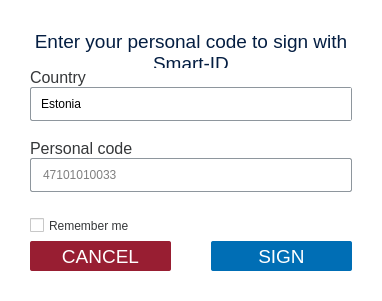
This is client/dialogs/SmartIDDialog.ui in open-eid/DigiDoc4-Client as Qt 5 draws it before an edit. The edited form follows.
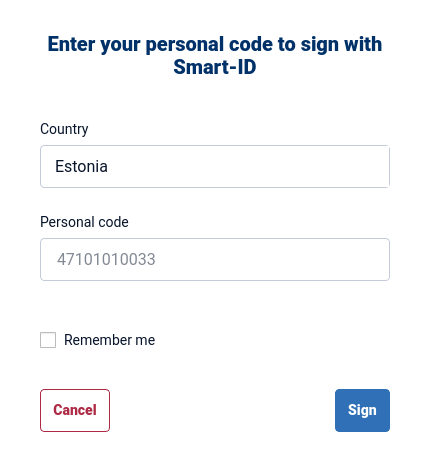
This is the edited form. Icons and pictures are not drawn. Custom widgets are drawn as their Qt base class.

Commit message:
Update dialogs with new UI guidlines (#1298)
* SmartID
* MobileID
* MobileProgress
* PinPopup
* PinUnblock
* RoleAddress

IB-7965

Diff of the .ui file:
```diff
--- a/client/dialogs/SmartIDDialog.ui
+++ b/client/dialogs/SmartIDDialog.ui
@@ -9,8 +9,8 @@
    <rect>
     <x>0</x>
     <y>0</y>
-    <width>382</width>
-    <height>301</height>
+    <width>430</width>
+    <height>455</height>
    </rect>
   </property>
   <property name="windowTitle">
@@ -18,35 +18,48 @@
   </property>
   <property name="styleSheet">
    <string notr="true">QWidget {
+font-family: Roboto, Helvetica;
+font-size: 14px;
+}
+#SmartIDDialog {
 background-color: #FFFFFF;
-color: #000000;
-border-radius: 2px;
+border-radius: 4px;
 }
-QLineEdit, QComboBox {
-padding: 0px 10px;
-border: 1px solid #8E969D;
-border-radius: 2px;
+#label {
+color: #003168;
+font-size: 20px;
+font-weight: 700;
 }
 #labelCode, #labelCountry {
-color: #353739
+color: #07142A;
 }
 #errorCode, #errorCountry {
-color: #c53e3e
+color: #AD2A45;
+}
+QLineEdit, QComboBox {
+padding: 10px 14px;
+border: 1px solid #C4CBD8;
+border-radius: 4px;
+color: #07142A;
+placeholder-text-color: #607496;
+font-size: 16px;
 }
 QComboBox QWidget#popup {
 background-color: transparent;
 }
 QComboBox QWidget#content {
-border: 1px solid #8E969D;
-border-radius: 2px;
+border: 1px solid #C4CBD8;
+border-radius: 4px;
 background-color: #FFFFFF;
 }
 QComboBox QPushButton {
 margin: 3px;
-padding: 0px 8px 0px 4px;
+padding: 0px 12px 0px 4px;
 border: 0px;
-color: #353739;
+color: #07142A;
 text-align: left;
+font-weight: normal;
+font-size: 16px;
 qproperty-iconSize: 14px 9px;
 qproperty-layoutDirection: RightToLeft;
 }
@@ -72,51 +85,92 @@
 left: 1px;
 }
 QCheckBox {
-min-height: 31px;
-spacing: 5px;
+spacing: 8px;
+color: #07142A;
+border: none; /*Workaround for right padding*/
 }
 QCheckBox:disabled {
-color: #727679;
+color: #C4CBD8;
 }
 QCheckBox::indicator {
-width: 14px;
-height: 14px;
+width: 16px;
+height: 16px;
 }
 QCheckBox::indicator:unchecked {
-image: url(:/images/icon_checkbox.png);
+image: url(:/images/icon_checkbox.svg);
+}
+QCheckBox::indicator:unchecked:hover {
+image: url(:/images/icon_checkbox_active.svg);
+}
+QCheckBox::indicator:unchecked:disabled {
+image: url(:/images/icon_checkbox_disabled.svg);
 }
 QCheckBox::indicator:checked {
-image: url(:/images/icon_checkbox_check.png);
+image: url(:/images/icon_checkbox_check.svg);
+}
+QCheckBox::indicator:checked:hover {
+image: url(:/images/icon_checkbox_check_active.svg);
+}
+QCheckBox::indicator:checked:disabled {
+image: url(:/images/icon_checkbox_check_disabled.svg);
+}
+QPushButton {
+padding: 12px 12px;
+border-radius: 4px;
+border: 1px solid #AD2A45;
+color: #AD2A45;
+font-weight: 700;
+}
+QPushButton:hover {
+background-color: #F5EBED;
+}
+QPushButton:pressed {
+background-color: #E1C1C6;
+}
+QPushButton:default {
+color: #ffffff;
+border-color: #2F70B6;
+background-color: #2F70B6;
+}
+QPushButton:default:hover {
+background-color: #2B66A6;
+}
+QPushButton:default:pressed {
+background-color: #215081;
+}
+QPushButton:default:disabled {
+background-color: #2F70B6;
 }</string>
   </property>
   <layout class="QVBoxLayout" name="SmartIDDialogLayout">
    <property name="spacing">
-    <number>0</number>
+    <number>40</number>
+   </property>
+   <property name="sizeConstraint">
+    <enum>QLayout::SizeConstraint::SetFixedSize</enum>
    </property>
    <property name="leftMargin">
-    <number>30</number>
+    <number>40</number>
    </property>
    <property name="topMargin">
-    <number>30</number>
+    <number>32</number>
    </property>
    <property name="rightMargin">
-    <number>30</number>
+    <number>40</number>
    </property>
    <property name="bottomMargin">
-    <number>30</number>
+    <number>32</number>
    </property>
    <item>
-    <widget class="QLabel" name="labelNameId">
-     <property name="font">
-      <font>
-       <pointsize>14</pointsize>
-      </font>
+    <widget class="QLabel" name="label">
+     <property name="minimumSize">
+      <size>
+       <width>350</width>
+       <height>0</height>
+      </size>
      </property>
      <property name="focusPolicy">
-      <enum>Qt::TabFocus</enum>
-     </property>
-     <property name="styleSheet">
-      <string notr="true">color: #041E42;</string>
+      <enum>Qt::FocusPolicy::TabFocus</enum>
      </property>
      <property name="text">
       <string>Enter your personal code to sign with Smart-ID</string>
@@ -130,24 +184,22 @@
     </widget>
    </item>
    <item>
-    <spacer name="topSpacer">
-     <property name="orientation">
-      <enum>Qt::Vertical</enum>
+    <layout class="QVBoxLayout" name="layoutContent">
+     <property name="spacing">
+      <number>24</number>
      </property>
-     <property name="sizeHint" stdset="0">
-      <size>
-       <width>0</width>
-       <height>8</height>
-      </size>
-     </property>
-    </spacer>
-   </item>
+     <item>
+      <layout class="QVBoxLayout" name="layoutCountry">
+       <property name="spacing">
+        <number>6</number>
+       </property>
    <item>
     <widget class="QLabel" name="labelCountry">
-     <property name="font">
-      <font>
-       <pointsize>12</pointsize>
-      </font>
+         <property name="minimumSize">
+          <size>
+           <width>0</width>
+           <height>20</height>
+          </size>
      </property>
      <property name="text">
       <string>Country</string>
@@ -159,12 +211,6 @@
    </item>
    <item>
     <widget class="ComboBox" name="idCountry">
-     <property name="minimumSize">
-      <size>
-       <width>0</width>
-       <height>34</height>
-      </size>
-     </property>
      <item>
       <property name="text">
        <string>Estonia</string>
@@ -182,21 +228,20 @@
      </item>
     </widget>
    </item>
+      </layout>
+     </item>
    <item>
-    <widget class="QLabel" name="errorCountry">
-     <property name="font">
-      <font>
-       <pointsize>12</pointsize>
-      </font>
-     </property>
-    </widget>
-   </item>
+      <layout class="QVBoxLayout" name="layoutCode">
+       <property name="spacing">
+        <number>6</number>
+       </property>
    <item>
     <widget class="QLabel" name="labelCode">
-     <property name="font">
-      <font>
-       <pointsize>12</pointsize>
-      </font>
+         <property name="minimumSize">
+          <size>
+           <width>0</width>
+           <height>20</height>
+          </size>
      </property>
      <property name="text">
       <string>Personal code</string>
@@ -208,12 +253,6 @@
    </item>
    <item>
     <widget class="LineEdit" name="idCode">
-     <property name="minimumSize">
-      <size>
-       <width>0</width>
-       <height>34</height>
-      </size>
-     </property>
      <property name="placeholderText">
       <string notr="true">47101010033</string>
      </property>
@@ -221,120 +260,69 @@
    </item>
    <item>
     <widget class="QLabel" name="errorCode">
-     <property name="font">
-      <font>
-       <pointsize>12</pointsize>
-      </font>
+         <property name="minimumSize">
+          <size>
+           <width>0</width>
+           <height>20</height>
+          </size>
      </property>
     </widget>
    </item>
+      </layout>
+     </item>
    <item>
-    <widget class="CheckBox" name="cbRemember">
-     <property name="styleSheet">
-      <string notr="true">color: #353739;</string>
+      <widget class="QCheckBox" name="cbRemember">
+       <property name="minimumSize">
+        <size>
+         <width>0</width>
+         <height>17</height>
+        </size>
      </property>
      <property name="text">
       <string>Remember me</string>
      </property>
     </widget>
    </item>
-   <item>
-    <spacer name="bottomSpacer">
-     <property name="orientation">
-      <enum>Qt::Vertical</enum>
-     </property>
-     <property name="sizeHint" stdset="0">
-      <size>
-       <width>0</width>
-       <height>8</height>
-      </size>
-     </property>
-    </spacer>
+    </layout>
    </item>
    <item>
     <layout class="QHBoxLayout" name="buttonLayout">
      <property name="spacing">
-      <number>40</number>
+      <number>0</number>
      </property>
      <item>
       <widget class="QPushButton" name="cancel">
-       <property name="minimumSize">
-        <size>
-         <width>0</width>
-         <height>30</height>
-        </size>
-       </property>
-       <property name="font">
-        <font>
-         <pointsize>14</pointsize>
-        </font>
-       </property>
        <property name="cursor">
         <cursorShape>PointingHandCursor</cursorShape>
        </property>
-       <property name="accessibleName">
-        <string extracomment="accessible">Cancel</string>
-       </property>
-       <property name="styleSheet">
-        <string notr="true">QPushButton {
-	border-radius: 2px; 
-	border: none;
-	color: #ffffff;
-	background-color: #981E32;
-}
-QPushButton:pressed {
-	background-color: #F24A66;
-}
-QPushButton:hover:!pressed {
-	background-color: #CD2541;
-}</string>
-       </property>
        <property name="text">
-        <string>CANCEL</string>
+        <string>Cancel</string>
        </property>
        <property name="autoDefault">
         <bool>false</bool>
        </property>
       </widget>
      </item>
+     <item>
+      <spacer name="buttonSpacer">
+       <property name="orientation">
+        <enum>Qt::Orientation::Horizontal</enum>
+       </property>
+       <property name="sizeHint" stdset="0">
+        <size>
+         <width>40</width>
+         <height>20</height>
+        </size>
+       </property>
+      </spacer>
+     </item>
      <item>
       <widget class="QPushButton" name="sign">
-       <property name="minimumSize">
-        <size>
-         <width>0</width>
-         <height>30</height>
-        </size>
-       </property>
-       <property name="font">
-        <font>
-         <pointsize>14</pointsize>
-        </font>
-       </property>
        <property name="cursor">
         <cursorShape>PointingHandCursor</cursorShape>
        </property>
-       <property name="accessibleName">
-        <string extracomment="accessible">Sign</string>
-       </property>
-       <property name="styleSheet">
-        <string notr="true">QPushButton {
-	border-radius: 2px; 
-	border: none;
-	color: #ffffff;
-	background-color: #006EB5;
-}
-QPushButton:pressed {
-	background-color: #41B6E6;
-}
-QPushButton:hover:!pressed {
-	background-color: #008DCF;
-}
-QPushButton:disabled {
-	background-color: #BEDBED;
-}</string>
-       </property>
        <property name="text">
-        <string>SIGN</string>
+        <string>Sign</string>
        </property>
        <property name="default">
         <bool>true</bool>
@@ -346,11 +334,6 @@
   </layout>
  </widget>
  <customwidgets>
-  <customwidget>
-   <class>CheckBox</class>
-   <extends>QCheckBox</extends>
-   <header>widgets/CheckBox.h</header>
-  </customwidget>
   <customwidget>
    <class>ComboBox</class>
    <extends>QComboBox</extends>
```
Left out of the diff: 8 changed lines with no effect on the pictures. Lines whose indentation alone changed are shown as unchanged. The commit also changes 28 other files.
